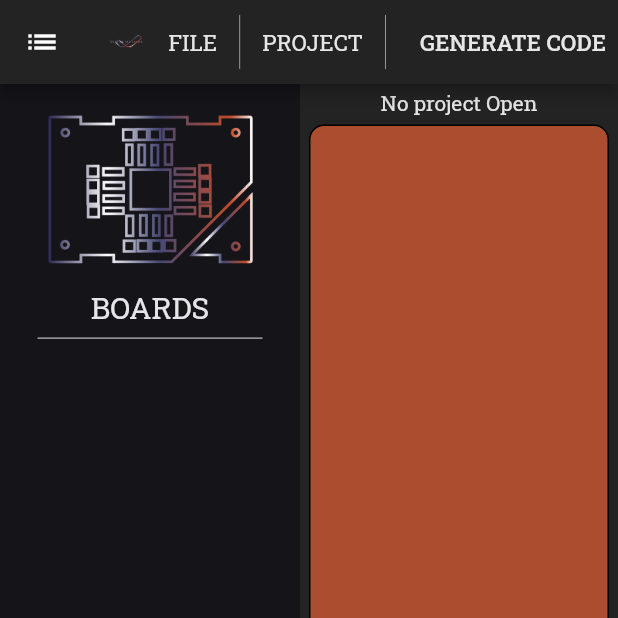
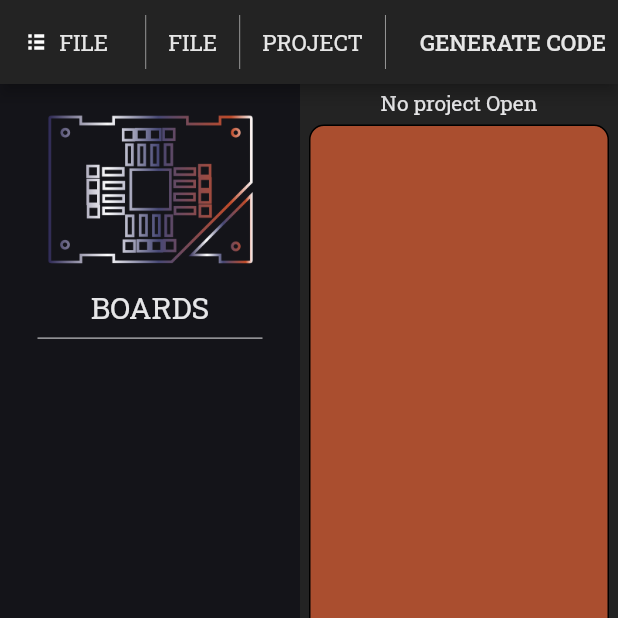
Before and after one commit to FredyTP/FlutterApps, a Flutter app: the screen it shows after launch, on a phone screen of 412 x 824 dp, the top half of it. Run offline on Flutter 3.47's test engine with Material 2 defaults, Android fonts, the phone set to English and light mode, and no system bars; our stand-ins replace auto_size_text, charts_flutter, cloud_firestore, firebase_auth, firebase_core, firebase_storage and 12 more; missing offline and left inert: barcode_scan, downloads_path_provider, filepicker_windows, flutter_downloader, mime_type, win32; accounts and stored records are empty; statements that could not run were skipped.

Commit message:
First test on drop down menu

```diff
--- a/hyperloop_datastruct_generation/lib/home_page.dart
+++ b/hyperloop_datastruct_generation/lib/home_page.dart
@@ -15,6 +15,7 @@ import 'package:hyperloop_datastruct_generation/custom_popup_divider.dart';
 
 import 'package:hyperloop_datastruct_generation/data_struct_editor.dart';
 import 'package:hyperloop_datastruct_generation/file_manager.dart';
+import 'package:hyperloop_datastruct_generation/widget/menu_item.dart';
 
 import 'Model/Boards.dart';
 import 'board_selector.dart';
@@ -153,6 +154,66 @@ class _HomePageState extends State<HomePage> {
     final textStyle = TextStyle(fontSize: 15, color: Color.fromRGBO(230, 230, 230, 1.0));
     final titleStyle = TextStyle(fontSize: 20, color: Color.fromRGBO(230, 230, 230, 1.0));
     return [
+      Container(
+        child: MenuItem(
+          crossAxisAligment: CrossAxisAlignment.center,
+          menuColor: ColorData.varTypeColor,
+          direction: MenuDirection.bottom,
+          child: Container(
+            padding: EdgeInsets.symmetric(vertical: 10, horizontal: 10),
+            color: ColorData.bgColor,
+            child: Text(
+              "FILE",
+              style: textStyle,
+            ),
+          ),
+          items: [
+            MenuItem(
+              child: Container(
+                alignment: AlignmentDirectional.centerStart,
+                padding: EdgeInsets.all(10),
+                color: ColorData.varTypeColor,
+                child: Text(
+                  "New Project",
+                  style: textStyle,
+                ),
+              ),
+            ),
+            Center(child: Container(height: 1, width: 200, color: Colors.white)),
+            MenuItem(
+              child: Container(
+                padding: EdgeInsets.all(10),
+                color: ColorData.varTypeColor,
+                child: Text(
+                  "Open Project",
+                  style: textStyle,
+                ),
+              ),
+            ),
+            MenuItem(
+              child: Container(
+                padding: EdgeInsets.all(10),
+                color: ColorData.varTypeColor,
+                child: Text(
+                  "Save Project",
+                  style: textStyle,
+                ),
+              ),
+            ),
+            MenuItem(
+              child: Container(
+                padding: EdgeInsets.all(10),
+                color: ColorData.varTypeColor,
+                child: Text(
+                  "Save Project As",
+                  style: textStyle,
+                ),
+              ),
+            )
+          ],
+        ),
+      ),
+      divider,
       PopupMenuButton<String>(
         color: ColorData.bgColor,
         elevation: 10,
--- /dev/null
+++ b/hyperloop_datastruct_generation/lib/widget/menu_item.dart
@@ -0,0 +1,79 @@
+import 'package:flutter/material.dart';
+
+enum MenuDirection {
+  bottom,
+  right,
+}
+
+class MenuItem extends StatefulWidget {
+  const MenuItem({Key key, this.items, this.child, this.menuColor, this.crossAxisAligment = CrossAxisAlignment.start, this.direction = MenuDirection.bottom}) : super(key: key);
+  final List<Widget> items;
+  final Widget child;
+  final Color menuColor;
+  final MenuDirection direction;
+  final CrossAxisAlignment crossAxisAligment;
+
+  @override
+  _MenuItemState createState() => _MenuItemState();
+}
+
+class _MenuItemState extends State<MenuItem> {
+  Color color = Colors.red;
+  @override
+  Widget build(BuildContext context) {
+    final bool hasItems = widget.items != null;
+    return MouseRegion(
+      onEnter: (event) {
+        setState(() {
+          color = Colors.blue;
+        });
+        final RenderBox itemBox = context.findRenderObject() as RenderBox;
+        final Rect itemRect = itemBox.localToGlobal(Offset.zero) & itemBox.size;
+
+        if (hasItems) {
+          Widget children;
+          if (widget.direction == MenuDirection.bottom) {
+            children = Positioned(
+              left: itemRect.left,
+              top: itemRect.top + itemRect.height,
+              child: Container(
+                color: widget.menuColor,
+                child: Column(
+                  crossAxisAlignment: widget.crossAxisAligment,
+                  children: widget.items,
+                ),
+              ),
+            );
+          } else {
+            children = Positioned(
+              left: itemRect.left + itemRect.width,
+              top: itemRect.top,
+              child: Container(
+                color: widget.menuColor,
+                child: Row(
+                  crossAxisAlignment: widget.crossAxisAligment,
+                  children: widget.items,
+                ),
+              ),
+            );
+          }
+          showDialog(
+            barrierColor: Colors.transparent,
+            context: context,
+            builder: (context) {
+              return Stack(children: [children]);
+            },
+          );
+        }
+      },
+      onExit: (event) {
+        setState(() {
+          color = Colors.red;
+        });
+      },
+      child: GestureDetector(
+        child: Center(child: Container(child: widget.child)),
+      ),
+    );
+  }
+}
```
